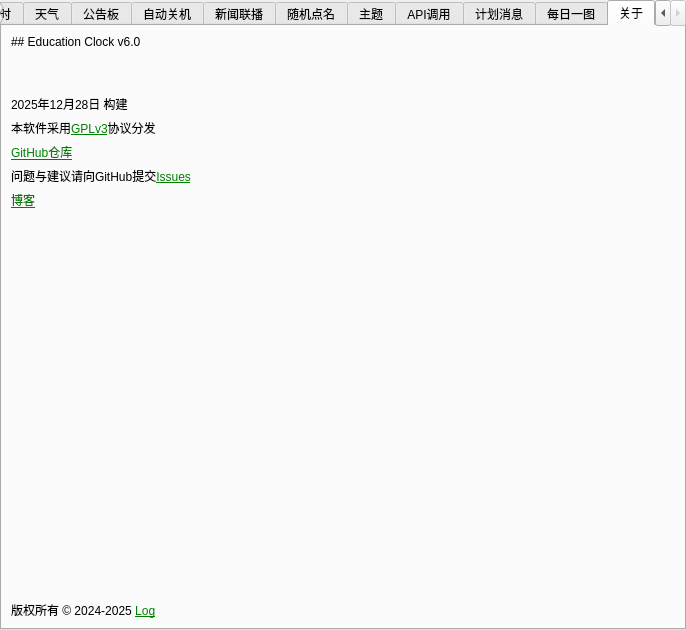
This is ui/setting.ui in Return-Log/Education-Clock as Qt 5 draws it before an edit. The edited form follows.
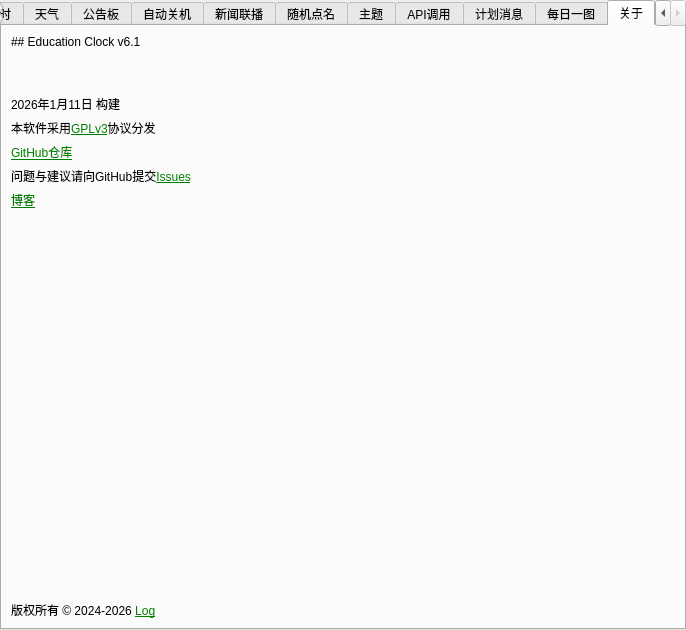
This is the edited form. Icons and pictures are not drawn.

```diff
--- a/ui/setting.ui
+++ b/ui/setting.ui
@@ -843,7 +843,7 @@
        <item row="0" column="1" colspan="3">
         <widget class="QLabel" name="label_32">
          <property name="text">
-          <string>## Education Clock v6.0</string>
+          <string>## Education Clock v6.1</string>
          </property>
          <property name="textFormat">
           <enum>Qt::MarkdownText</enum>
@@ -853,7 +853,7 @@
        <item row="11" column="1">
         <widget class="QLabel" name="label_34">
          <property name="text">
-          <string>&lt;html&gt;&lt;head/&gt;&lt;body&gt;&lt;p&gt;版权所有 © 2024-2025 &lt;a href=&quot;https://github.com/Return-Log&quot;&gt;&lt;span style=&quot; text-decoration: underline; color:#008000;&quot;&gt;Log&lt;/span&gt;&lt;/a&gt;&lt;/p&gt;&lt;/body&gt;&lt;/html&gt;</string>
+          <string>&lt;html&gt;&lt;head/&gt;&lt;body&gt;&lt;p&gt;版权所有 © 2024-2026 &lt;a href=&quot;https://github.com/Return-Log&quot;&gt;&lt;span style=&quot; text-decoration: underline; color:#008000;&quot;&gt;Log&lt;/span&gt;&lt;/a&gt;&lt;/p&gt;&lt;/body&gt;&lt;/html&gt;</string>
          </property>
          <property name="openExternalLinks">
           <bool>true</bool>
@@ -941,7 +941,7 @@
        <item row="2" column="1" colspan="3">
         <widget class="QLabel" name="label_33">
          <property name="text">
-          <string>2025年12月28日 构建</string>
+          <string>2026年1月11日 构建</string>
          </property>
         </widget>
        </item>
```
